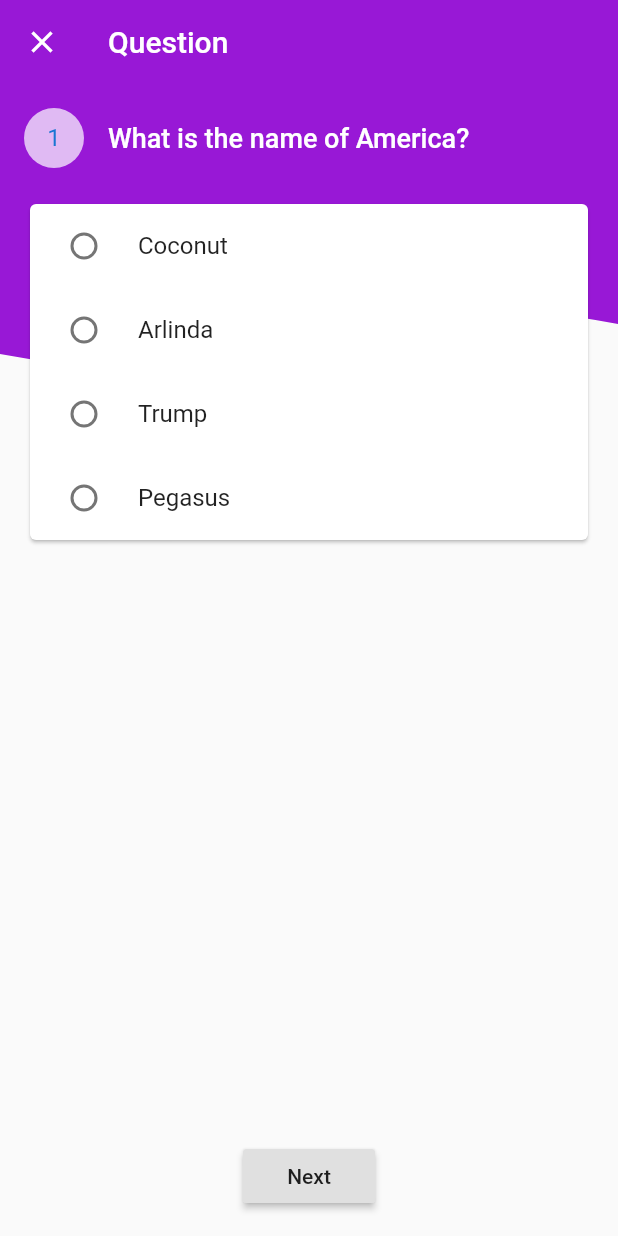
After one commit to nickscamara/TriVote, a Flutter app: the screen it shows after launch, item 2 of the bottom bar chosen, after a tap on "Answer", on a phone screen of 412 x 824 dp. The commit adds this screen. Run offline on Flutter 3.47's test engine with Material 2 defaults, Android fonts, the phone set to English and light mode, and no system bars; our stand-ins replace flare_flutter, flutter_custom_clippers, html_unescape; missing offline and left inert: flutter_spinning_wheel.

Commit message:
Nick: Commiting

```diff
--- a/votesmarter/lib/model/question.dart
+++ b/votesmarter/lib/model/question.dart
@@ -1,16 +1,18 @@
 class Question{
   String question;
   List<String> answers;
-  int correctAnswerIndex;
+  String correctAnswer;
+  List<String> incorrectAnswers;
   String sourceURL;
   String explanation;
   String type;
   Question({
       this.question,
       this.answers,
-      this.correctAnswerIndex,
+      this.correctAnswer,
       this.sourceURL,
       this.explanation,
+      this.incorrectAnswers,
       this.type,
       });
     String getQuestion()
@@ -19,7 +21,7 @@ class Question{
     }
     String getCorrectAnswer()
     {
-      return this.answers[this.correctAnswerIndex];
+      return this.correctAnswer;
     }
     String getSourceURL()
     {
--- /dev/null
+++ b/votesmarter/lib/screen/question_screen.dart
@@ -0,0 +1,152 @@
+import 'package:flutter/material.dart';
+import 'package:votesmarter/model/question.dart';
+import 'package:flutter_custom_clippers/flutter_custom_clippers.dart';
+import 'package:html_unescape/html_unescape.dart';
+class QuizPage extends StatefulWidget {
+  final List<Question> questions;
+
+  const QuizPage({Key key, @required this.questions}) : super(key: key);
+
+  @override
+  _QuizPageState createState() => _QuizPageState();
+}
+
+class _QuizPageState extends State<QuizPage> {
+  final TextStyle _questionStyle = TextStyle(
+    fontSize: 18.0,
+    fontWeight: FontWeight.w500,
+    color: Colors.white
+  );
+
+  int _currentIndex = 0;
+  final Map<int,dynamic> _answers = {};
+  final GlobalKey<ScaffoldState> _key = GlobalKey<ScaffoldState>();
+
+
+  @override
+  Widget build(BuildContext context){
+    Question question = widget.questions[_currentIndex];
+    final List<dynamic> options = question.incorrectAnswers;
+    if(!options.contains(question.correctAnswer)) {
+      options.add(question.correctAnswer);
+      options.shuffle();
+    }
+
+    return WillPopScope(
+      onWillPop: _onWillPop,
+      child: Scaffold(
+        key: _key,
+        appBar: AppBar(
+          title: Text("Question"),
+          elevation: 0,
+        ),
+        body: Stack(
+          children: <Widget>[
+            ClipPath(
+              clipper: WaveClipperTwo(),
+              child: Container(
+                decoration: BoxDecoration(
+                  color: Theme.of(context).primaryColor
+                ),
+                height: 200,
+              ),
+            ),
+            Padding(
+              padding: const EdgeInsets.all(16.0),
+              child: Column(
+                children: <Widget>[
+                  Row(
+                    children: <Widget>[
+                      CircleAvatar(
+                        backgroundColor: Colors.white70,
+                        child: Text("${_currentIndex+1}"),
+                      ),
+                      SizedBox(width: 16.0),
+                      Expanded(
+                        child: Text(HtmlUnescape().convert(widget.questions[_currentIndex].question),
+                          softWrap: true,
+                          style: _questionStyle,),
+                      ),
+                    ],
+                  ),
+
+                  SizedBox(height: 20.0),
+                  Card(
+                    child: Column(
+                      mainAxisSize: MainAxisSize.min,
+                      children: <Widget>[
+                        ...options.map((option)=>RadioListTile(
+                          title: Text(HtmlUnescape().convert("$option")),
+                          groupValue: _answers[_currentIndex],
+                          value: option,
+                          onChanged: (value){
+                            setState(() {
+                              _answers[_currentIndex] = option;
+                            });
+                          },
+                        )),
+                      ],
+                    ),
+                  ),
+                  Expanded(
+                    child: Container(
+                      alignment: Alignment.bottomCenter,
+                      child: RaisedButton(
+                        child: Text( _currentIndex == (widget.questions.length - 1) ? "Submit" : "Next"),
+                        onPressed: _nextSubmit,
+                      ),
+                    ),
+                  )
+                ],
+              ),
+            )
+          ],
+        ),
+      ),
+    );
+  }
+
+  void _nextSubmit() {
+    if(_answers[_currentIndex] == null) {
+      _key.currentState.showSnackBar(SnackBar(
+        content: Text("You must select an answer to continue."),
+      ));
+      return;
+    }
+    if(_currentIndex < (widget.questions.length - 1)){
+      setState(() {
+          _currentIndex++;
+      });
+    } else {
+      Navigator.of(context).pushReplacement(MaterialPageRoute(
+        builder: (_) => null
+      ));
+    }
+  }
+
+  Future<bool> _onWillPop() async {
+    return showDialog<bool>(
+      context: context,
+      builder: (_) {
+        return AlertDialog(
+          content: Text("Are you sure you want to quit the quiz? All your progress will be lost."),
+          title: Text("Warning!"),
+          actions: <Widget>[
+            FlatButton(
+              child: Text("Yes"),
+              onPressed: (){
+                Navigator.pop(context,true);
+              },
+            ),
+            FlatButton(
+              child: Text("No"),
+              onPressed: (){
+                Navigator.pop(context,false);
+              },
+            ),
+          ],
+        );
+      }
+    );
+  }
+}
--- a/votesmarter/lib/screen/test_game_screen_v.dart
+++ b/votesmarter/lib/screen/test_game_screen_v.dart
@@ -3,6 +3,9 @@ import 'dart:math';
 import 'package:flutter/material.dart';
 
 import 'dart:ui';
+
+import 'package:votesmarter/model/question.dart';
+import 'package:votesmarter/screen/question_screen.dart';
 
 class Luck{
   final String image;
@@ -45,8 +48,9 @@ class _TestGameScreenVState extends State<TestGameScreenV>
 
   @override
   Widget build(BuildContext context) {
-    return Scaffold(
-      body: Container(
+    return Stack(
+      children: <Widget>[
+        Container(
             decoration: BoxDecoration(
                 gradient: LinearGradient(
                     begin: Alignment.topCenter,
@@ -67,6 +71,33 @@ class _TestGameScreenVState extends State<TestGameScreenV>
                   );
                 }),
           ),
+          RawMaterialButton(child: Text("Answer"),onPressed: () {
+            Navigator.of(context).push(new MaterialPageRoute<Null>(
+  builder: (BuildContext context) {
+    return new QuizPage(
+      questions: [
+        Question(
+          question: "What is the name of America?", incorrectAnswers: ["Pegasus","Coconut","Trump"],
+          correctAnswer: "Arlinda",sourceURL: "idjadawdada",explanation: "awdadwa",
+          type: "awdawdadawawd"
+        ),
+        Question(
+          question: "What is the name of America?",answers: ["yes","no"],
+          correctAnswer: "yes",incorrectAnswers: ["no"],sourceURL: "idjadawdada",explanation: "awdadwa",
+          type: "awdawdadawawd"
+        ),
+        Question(
+          question: "What is the name of America?",answers: ["yes","no"],
+          correctAnswer: "yes",incorrectAnswers: ["no"],sourceURL: "idjadawdada",explanation: "awdadwa",
+          type: "awdawdadawawd"
+        ),
+      ],
+    );
+  },
+  fullscreenDialog: true
+));
+          },)
+      ],
     );
   }
 
--- a/votesmarter/pubspec.yaml
+++ b/votesmarter/pubspec.yaml
@@ -26,6 +26,11 @@ dependencies:
   flutter_spinning_wheel : ^1.1.0
   flutter_radar_chart: ^0.1.3
   flare_flutter: any
+  font_awesome_flutter: ^8.4.0
+  http: ^0.12.0+2
+  flutter_custom_clippers: ^0.1.6
+  html_unescape: ^1.0.1+2
+  auto_size_text: ^2.0.0+2
 
 dev_dependencies:
   flutter_test:
```
Also changed, not shown: votesmarter/pubspec.lock. Lines whose indentation alone changed are shown as unchanged.
